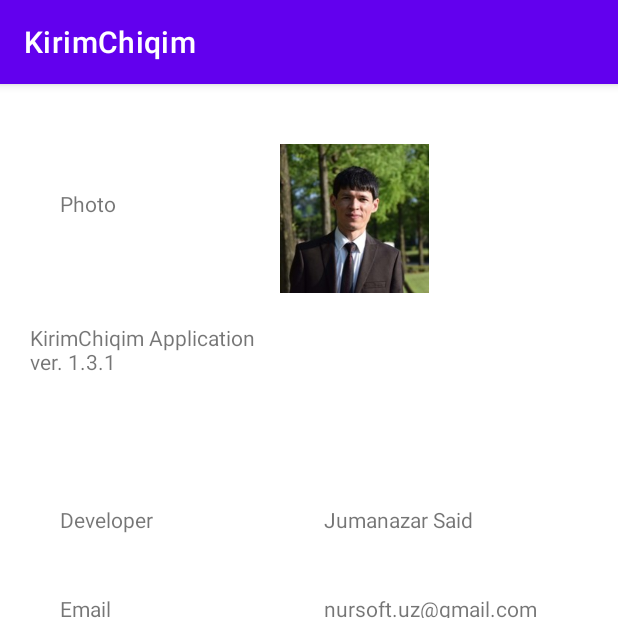
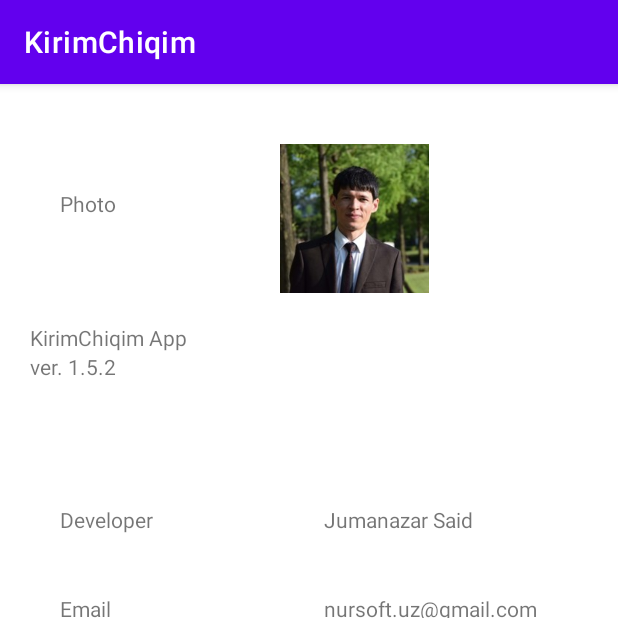
Before and after one commit to jsr1611/KirimChiqim, an Android app: the About screen opened directly, with no data from a screen before it, on a phone screen of 412 x 824 dp, the top half of it. Run offline under Robolectric (Android 15) with nearby library versions, the phone set to English and light mode, and no system bars.

Commit message:
Missing translation entries were filled and the version number was upgraded.

```diff
--- a/app/build.gradle
+++ b/app/build.gradle
@@ -18,8 +18,8 @@ android {
         applicationId "com.kirimchiqim"
         minSdkVersion 16
         targetSdkVersion 30
-        versionCode 2
-        versionName "1.1"
+        versionCode 6
+        versionName "1.5.3"
 
         testInstrumentationRunner "androidx.test.runner.AndroidJUnitRunner"
         signingConfig signingConfigs.release
--- a/app/src/main/AndroidManifest.xml
+++ b/app/src/main/AndroidManifest.xml
@@ -5,7 +5,7 @@
     <application
         android:allowBackup="true"
         android:icon="@mipmap/ic_launcher"
-        android:label="@string/app_name"
+        android:label="@string/app_title"
         android:roundIcon="@mipmap/ic_launcher_round"
         android:supportsRtl="true"
         android:theme="@style/Theme.KirimChiqim">
--- a/app/src/main/res/layout/activity_about.xml
+++ b/app/src/main/res/layout/activity_about.xml
@@ -39,16 +39,32 @@
 
         </RelativeLayout>
     </LinearLayout>
+    <!--
+    add any texts about the app
+    -->
+    <LinearLayout
+        android:layout_width="match_parent"
+        android:layout_height="0dp"
+        android:layout_weight="1"
+        android:orientation="vertical">
 
         <TextView
             android:id="@+id/textView_appName"
             android:layout_width="wrap_content"
-        android:layout_height="0dp"
+            android:layout_height="wrap_content"
             android:layout_marginStart="20dp"
             android:layout_marginLeft="20dp"
-        android:layout_weight="1"
-        android:text="KirimChiqim Application \nver. 1.3.1" />
+            android:text="@string/app_name"  />
 
+        <TextView
+            android:id="@+id/textView_appVersion"
+            android:layout_width="wrap_content"
+            android:layout_height="wrap_content"
+            android:layout_marginStart="20dp"
+            android:layout_marginLeft="20dp"
+            android:text="ver. 1.5.2" />
+
+    </LinearLayout>
 
     <LinearLayout
         android:layout_width="match_parent"
--- a/app/src/main/res/values/strings.xml
+++ b/app/src/main/res/values/strings.xml
@@ -1,5 +1,5 @@
 <resources>
-    <string name="app_name" translatable="false">KirimChiqim</string>
+    <string name="app_title" translatable="false">KirimChiqim</string>
     <string name="hello">Welcome!</string>
     <string name="add_new">Add New</string>
     <string name="show_all">Show All</string>
@@ -47,6 +47,7 @@
     <string name="selectStartDate">Select Start Date</string>
     <string name="selectEndDate">Select End Date</string>
     <string name="startDateBeforeEndDate">Start date has to be before or equal to the end date...</string>
+    <string name="app_name" translatable="false">KirimChiqim App</string>
 
 
 </resources>
```
Also changed, not shown: 3 other files. Lines whose indentation alone changed are shown as unchanged.
